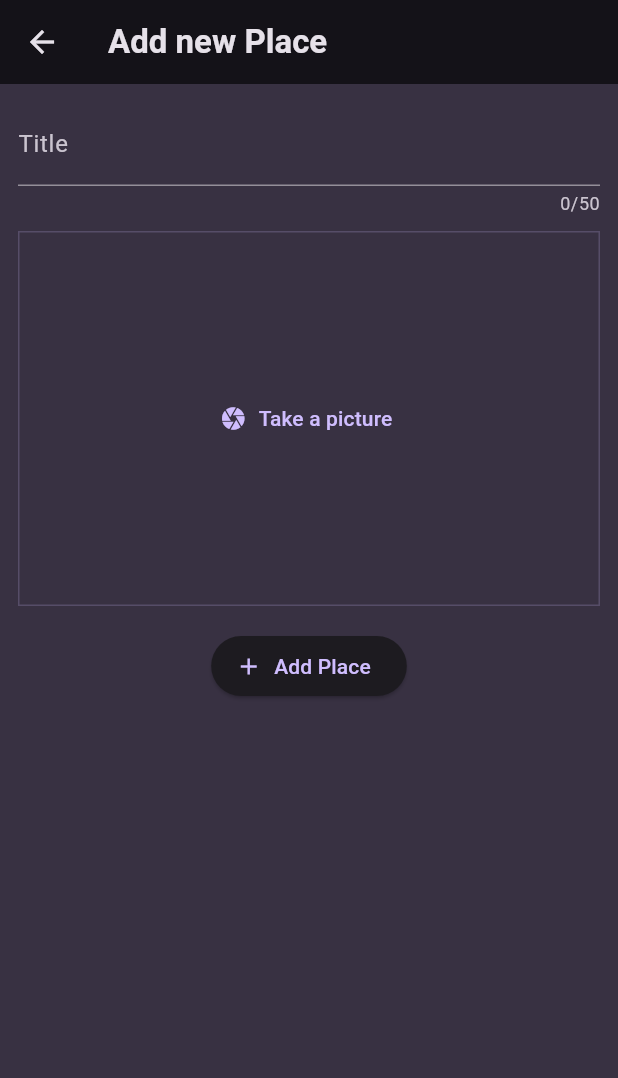
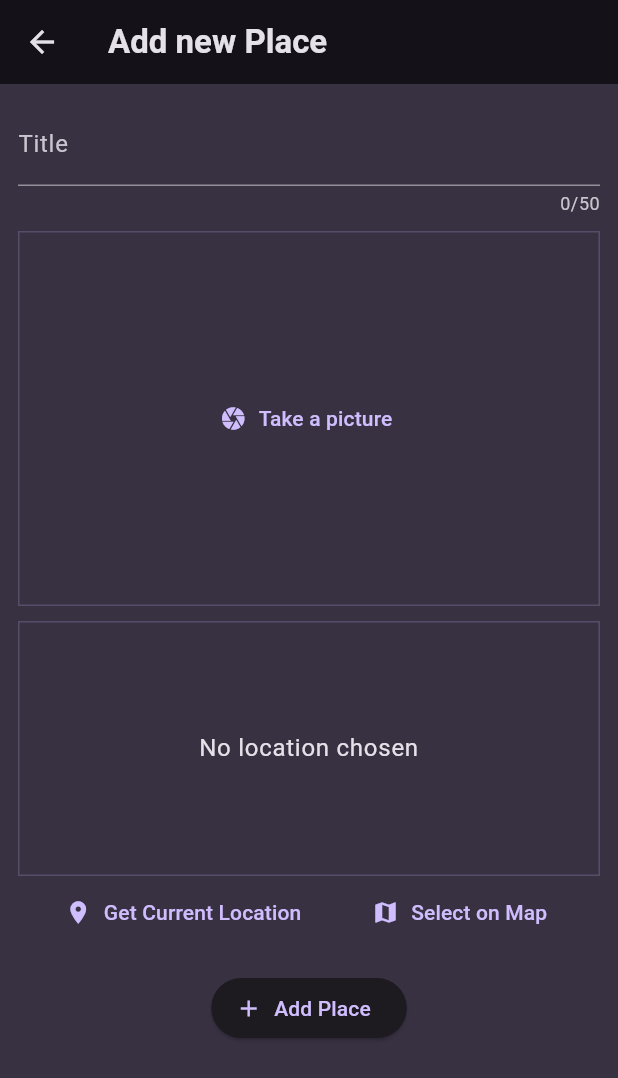
Before and after one commit to hmoustaphaousmane/flutter-guided-projects, a Flutter app: the AddPlaceScreen screen opened directly, on a phone screen of 412 x 824 dp. Shown: the top 1078 px of the screen. Run offline on Flutter 3.47's test engine with Material 3 defaults, Android fonts, the phone set to English and light mode, and no system bars; our stand-ins replace flutter_riverpod, google_fonts, image_picker, transparent_image.

Commit message:
feat: starting with the get location input button

```diff
--- a/favorite_places/lib/screens/add_place.dart
+++ b/favorite_places/lib/screens/add_place.dart
@@ -1,6 +1,7 @@
 import 'dart:io';
 
 import 'package:favorite_places/widgets/image_input.dart';
+import 'package:favorite_places/widgets/location_input.dart';
 import 'package:flutter/material.dart';
 import 'package:flutter_riverpod/flutter_riverpod.dart';
 
@@ -65,6 +66,8 @@ class _AddPlaceScreenState extends ConsumerState<AddPlaceScreen> {
                 _selectedImange = image;
               },
             ),
+            const SizedBox(height: 10),
+            LocationInput(),
             const SizedBox(height: 16),
             ElevatedButton.icon(
               onPressed: _savePlace, // Save the place
--- /dev/null
+++ b/favorite_places/lib/widgets/location_input.dart
@@ -0,0 +1,54 @@
+import 'package:flutter/material.dart';
+
+class LocationInput extends StatefulWidget {
+  const LocationInput({super.key});
+
+  @override
+  State<LocationInput> createState() {
+    return _LocationInput();
+  }
+}
+
+class _LocationInput extends State<LocationInput> {
+  @override
+  Widget build(BuildContext context) {
+    return Column(
+      children: [
+        Container(
+          height: 170,
+          width: double.infinity,
+          alignment: Alignment.center,
+          decoration: BoxDecoration(
+            border: Border.all(
+              width: 1,
+              color: Theme.of(context).colorScheme.primary.withOpacity(0.2),
+            ),
+          ),
+          child: Text(
+            'No location chosen',
+            textAlign: TextAlign.center,
+            style: Theme.of(context)
+                .textTheme
+                .bodyLarge!
+                .copyWith(color: Theme.of(context).colorScheme.onBackground),
+          ),
+        ),
+        Row(
+          mainAxisAlignment: MainAxisAlignment.spaceEvenly,
+          children: [
+            TextButton.icon(
+              onPressed: () {},
+              icon: const Icon(Icons.location_on),
+              label: const Text('Get Current Location'),
+            ),
+            TextButton.icon(
+              onPressed: () {},
+              icon: const Icon(Icons.map),
+              label: const Text('Select on Map'),
+            ),
+          ],
+        )
+      ],
+    );
+  }
+}
```
